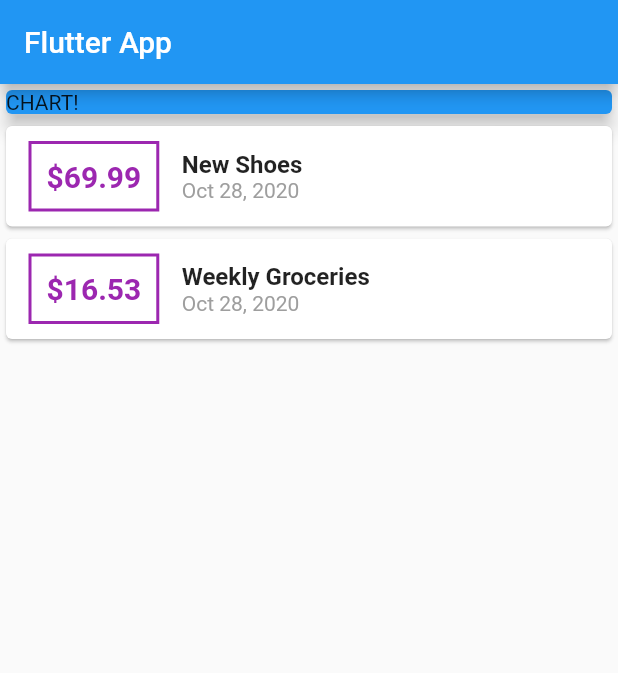
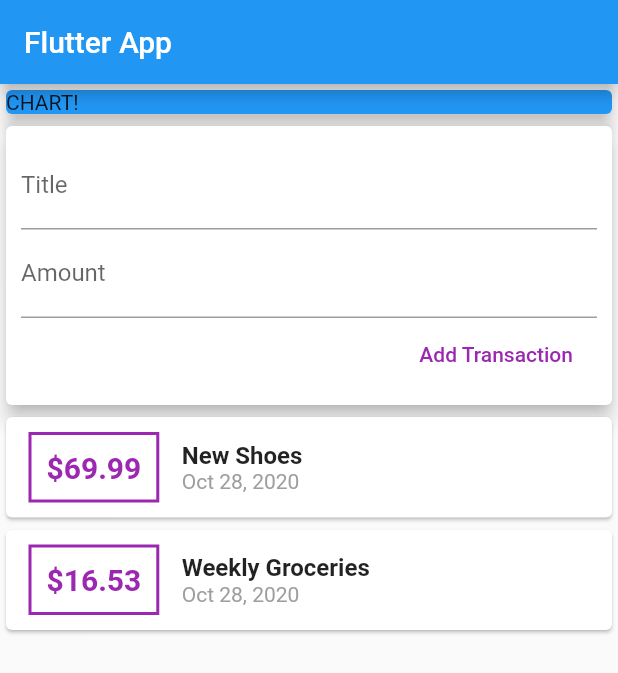
Before and after one commit to antoniofern/expenses-planner, a Flutter app: the screen it shows after launch, on a phone screen of 412 x 824 dp. Shown: the top 673 px of the screen. Run offline on Flutter 3.47's test engine with Material 2 defaults, Android fonts, the phone set to English and light mode, and no system bars.

Commit message:
:sparkles: add inputs

```diff
--- a/lib/main.dart
+++ b/lib/main.dart
@@ -33,6 +33,11 @@ class MyHomePage extends StatelessWidget {
     ),
   ];
 
+  // String titleInput;
+  // String amountInput;
+  final titleController = TextEditingController();
+  final amountController = TextEditingController();
+
   @override
   Widget build(BuildContext context) {
     return Scaffold(
@@ -49,6 +54,36 @@ class MyHomePage extends StatelessWidget {
               color: Colors.blue,
               child: Text('CHART!'),
               elevation: 5,
+            ),
+          ),
+          Card(
+            elevation: 5,
+            child: Container(
+              padding: EdgeInsets.all(10),
+              child: Column(
+                crossAxisAlignment: CrossAxisAlignment.end,
+                children: [
+                  TextField(
+                    decoration: InputDecoration(labelText: 'Title'),
+                    controller: titleController,
+                    // onChanged: (value) {
+                    //   titleInput = value;
+                    // },
+                  ),
+                  TextField(
+                    decoration: InputDecoration(labelText: 'Amount'),
+                    controller: amountController,
+                    // onChanged: (value) => amountInput = value,
+                  ),
+                  FlatButton(
+                    child: Text('Add Transaction'),
+                    textColor: Colors.purple,
+                    onPressed: () {
+                      print(titleController.text);
+                    },
+                  ),
+                ],
+              ),
             ),
           ),
           Column(
```
